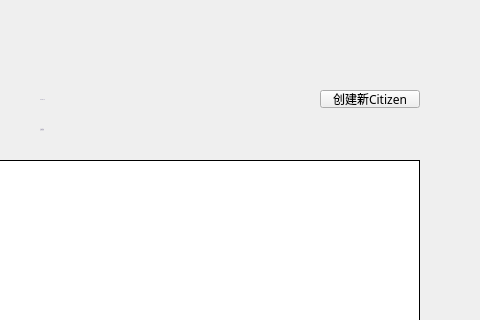
This is LNKWallet/citizen/CitizenAccountPage.ui in HcashOrg/hx-indicator as Qt 5 draws it before an edit; both pictures show x 290 to 770 and y 0 to 320 of the 770 by 530 pixel window. The edited form follows.
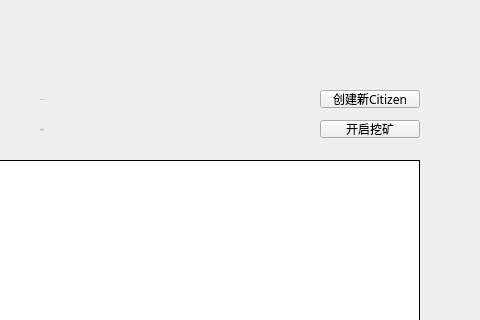
This is the edited form.

Commit message: citizen start mining

Patch:
```diff
--- a/LNKWallet/citizen/CitizenAccountPage.ui
+++ b/LNKWallet/citizen/CitizenAccountPage.ui
@@ -387,6 +387,36 @@
     <set>Qt::AlignLeading|Qt::AlignLeft|Qt::AlignVCenter</set>
    </property>
   </widget>
+  <widget class="QToolButton" name="startMineBtn">
+   <property name="geometry">
+    <rect>
+     <x>610</x>
+     <y>120</y>
+     <width>100</width>
+     <height>18</height>
+    </rect>
+   </property>
+   <property name="font">
+    <font>
+     <family>微软雅黑</family>
+     <weight>50</weight>
+     <italic>false</italic>
+     <bold>false</bold>
+    </font>
+   </property>
+   <property name="cursor">
+    <cursorShape>PointingHandCursor</cursorShape>
+   </property>
+   <property name="focusPolicy">
+    <enum>Qt::NoFocus</enum>
+   </property>
+   <property name="styleSheet">
+    <string notr="true"/>
+   </property>
+   <property name="text">
+    <string>开启挖矿</string>
+   </property>
+  </widget>
  </widget>
  <resources/>
  <connections/>
```
The commit also changes 12 other files.
